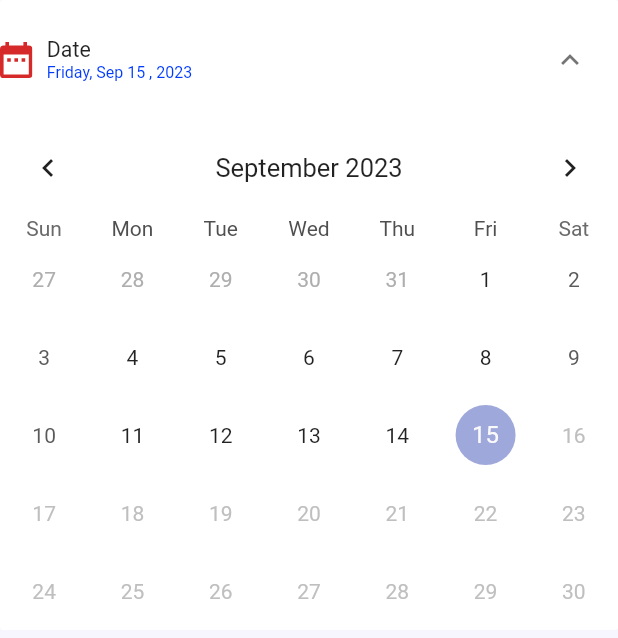
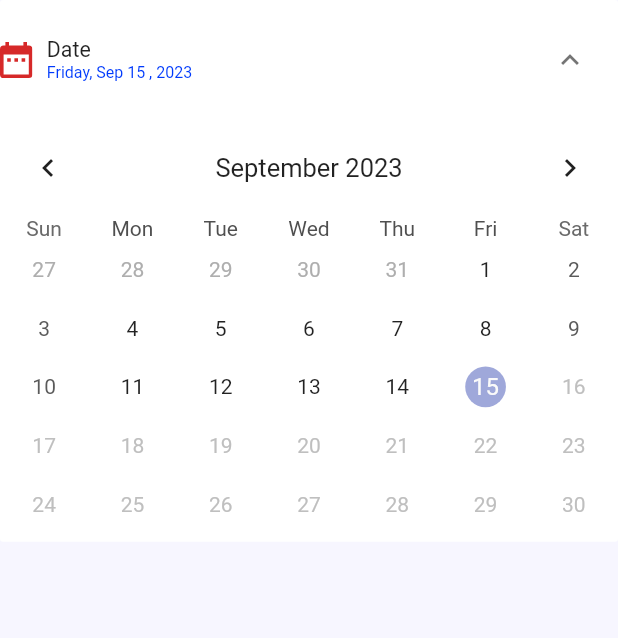
Before and after one commit to a7madjameel/pal_mail, a Flutter app: the ArchiveDateWidget widget shown alone on an empty page, opened directly, after a tap on "Date", on a phone screen of 412 x 824 dp. Shown: the top 638 px of the screen. Run offline on Flutter 3.47's test engine with Material 2 defaults, Android fonts, the phone set to English and light mode, and no system bars; drawn by our look-alikes of table_calendar; our stand-ins replace email_validator, flutter_advanced_drawer, flutter_screenutil, flutter_svg, google_fonts, shared_preferences; accounts and stored records are empty.

Commit message:
Archive refactor 2

```diff
--- a/lib/screens/app/MailArchive/ArchiveDateWidget.dart
+++ b/lib/screens/app/MailArchive/ArchiveDateWidget.dart
@@ -1,4 +1,5 @@
 import 'package:flutter/material.dart';
+import 'package:flutter_screenutil/flutter_screenutil.dart';
 import 'package:intl/intl.dart';
 import 'package:table_calendar/table_calendar.dart';
 
@@ -36,12 +37,15 @@ class _ArchiveDateWidgetState extends State<ArchiveDateWidget> {
               ),
             );
           },
-          body: TableCalendar(
+          body: SizedBox(
+            height: 316.h,
+            child: TableCalendar(
               headerStyle: const HeaderStyle(
                 formatButtonVisible: false,
                 titleCentered: true,
               ),
               focusedDay: date,
+              rowHeight: 44.h,
               firstDay: DateTime(DateTime.now().year - 1),
               lastDay: DateTime.now(),
               currentDay: date,
@@ -49,6 +53,7 @@ class _ArchiveDateWidgetState extends State<ArchiveDateWidget> {
                   setState(() => date = selectedDay),
             ),
           ),
+        ),
       ],
     );
   }
```
Lines whose indentation alone changed are shown as unchanged.
